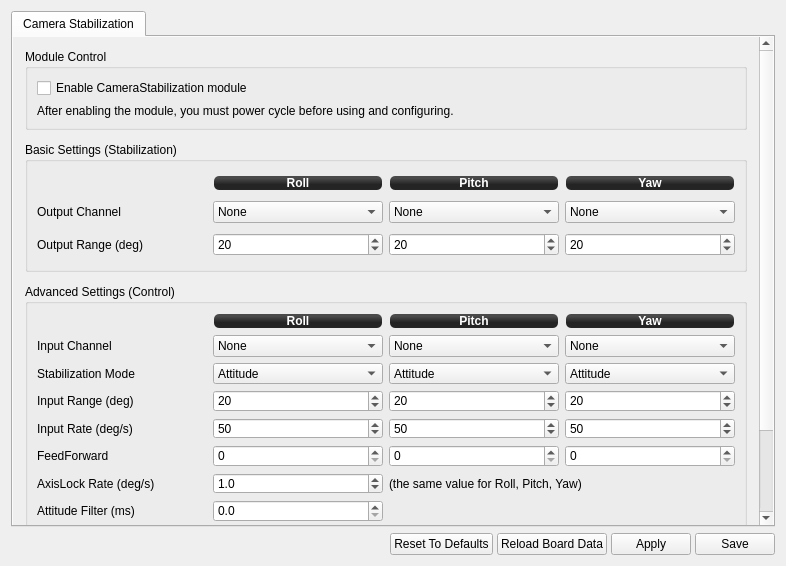
Old version of the form ground/gcs/src/plugins/config/camerastabilization.ui in the repository d-ronin/dRonin.
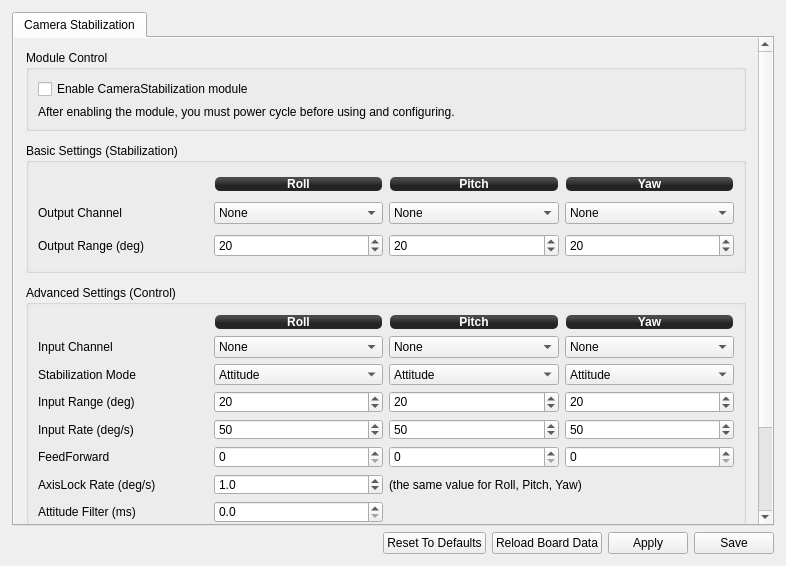
New version of the form. Icons and pictures are not drawn.

Commit message: gcs,camerastab: UI tweaks.

The edit to the form file:
```diff
--- a/ground/gcs/src/plugins/config/camerastabilization.ui
+++ b/ground/gcs/src/plugins/config/camerastabilization.ui
@@ -26,6 +26,18 @@
    <string>Form</string>
   </property>
   <layout class="QVBoxLayout" name="verticalLayout_5">
+   <property name="leftMargin">
+    <number>12</number>
+   </property>
+   <property name="topMargin">
+    <number>12</number>
+   </property>
+   <property name="rightMargin">
+    <number>12</number>
+   </property>
+   <property name="bottomMargin">
+    <number>12</number>
+   </property>
    <item>
     <widget class="QTabWidget" name="tabWidget">
      <property name="sizePolicy">
@@ -73,8 +85,8 @@
            <rect>
             <x>0</x>
             <y>0</y>
-            <width>750</width>
-            <height>604</height>
+            <width>739</width>
+            <height>592</height>
            </rect>
           </property>
           <layout class="QVBoxLayout" name="verticalLayout">
@@ -1112,7 +1124,7 @@
    <item>
     <layout class="QGridLayout" name="gridLayout">
      <property name="horizontalSpacing">
-      <number>4</number>
+      <number>6</number>
      </property>
      <item row="0" column="0">
       <spacer name="horizontalSpacer">
```
